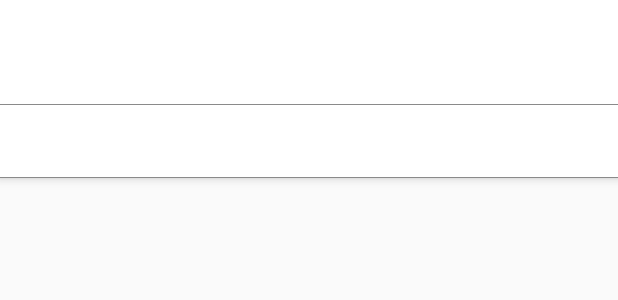
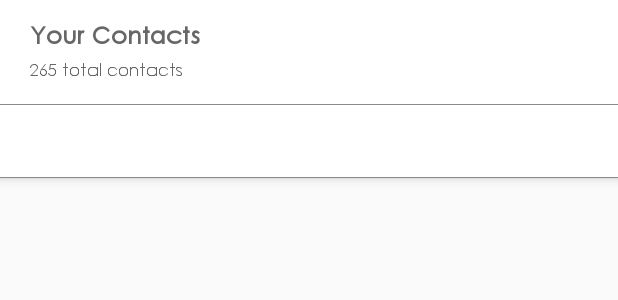
Before and after one commit to abhishekmeher3/Neargeo-Contacts, an Android app: the layout activity_tab_layout.xml on its own in the app's theme, with its tools: preview values and no code run, on a phone screen of 412 x 824 dp. Shown: the top 300 px of the screen. Run offline under Robolectric (Android 15) with nearby library versions, the phone set to English and light mode, and no system bars.

Commit message:
Added titles and count to list page.

```diff
--- a/app/src/main/res/layout/account_menu.xml
+++ b/app/src/main/res/layout/account_menu.xml
@@ -3,8 +3,4 @@
     xmlns:android="http://schemas.android.com/apk/res/android" android:layout_width="match_parent"
     android:layout_height="match_parent">
 
-
-    <TextView
-        android:layout_width="match_parent"
-        android:layout_height="match_parent" />
 </android.support.constraint.ConstraintLayout>
--- a/app/src/main/res/layout/activity_tab_layout.xml
+++ b/app/src/main/res/layout/activity_tab_layout.xml
@@ -1,6 +1,7 @@
 <?xml version="1.0" encoding="utf-8"?>
 <android.support.design.widget.CoordinatorLayout xmlns:android="http://schemas.android.com/apk/res/android"
     xmlns:app="http://schemas.android.com/apk/res-auto"
+    xmlns:tools="http://schemas.android.com/tools"
     android:layout_width="match_parent"
     android:layout_height="match_parent">
 
@@ -50,29 +51,31 @@
                 android:layout_height="match_parent">
 
                 <TextView
-                    android:id="@+id/fav_contact"
+                    android:id="@+id/title"
                     android:layout_width="wrap_content"
                     android:layout_height="wrap_content"
                     android:layout_marginLeft="20dp"
-                    android:layout_marginTop="5dp"
+                    android:layout_marginTop="12dp"
                     android:textColor="#676767"
-                    android:textSize="17dp" />
+                    tools:text="Your Contacts"
+                    android:textStyle="bold"
+                    android:textSize="16dp" />
 
                 <TextView
-                    android:id="@+id/count_contact"
+                    android:id="@+id/count"
                     android:layout_width="wrap_content"
                     android:layout_height="wrap_content"
-                    android:layout_below="@+id/fav_contact"
+                    android:layout_below="@+id/title"
                     android:layout_marginLeft="20dp"
-                    android:layout_marginTop="5dp"
+                    android:layout_marginTop="3dp"
                     android:textColor="#676767"
-                    android:textSize="15dp" />
+                    tools:text="265 total contacts"
+                    android:textSize="11dp" />
 
                 <View
                     android:layout_width="match_parent"
                     android:layout_height="0.5dp"
                     android:layout_alignParentBottom="true"
-
                     android:background="#8a8a8a" />
 
             </RelativeLayout>
```
Also changed, not shown: app/src/main/java/in/co/ngcapp/ngc/fragments/ListFragments.kt (+12 -2 lines), app/src/main/res/layout/contact_quick_view.xml (+65 -66 lines), 1 other file.
